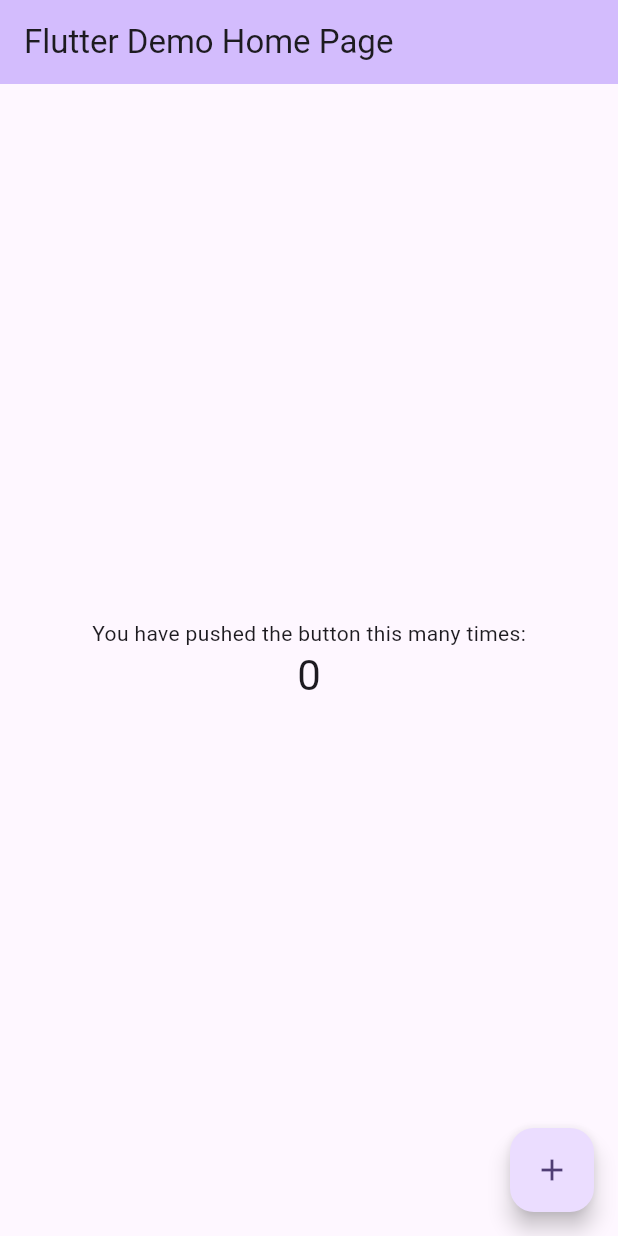
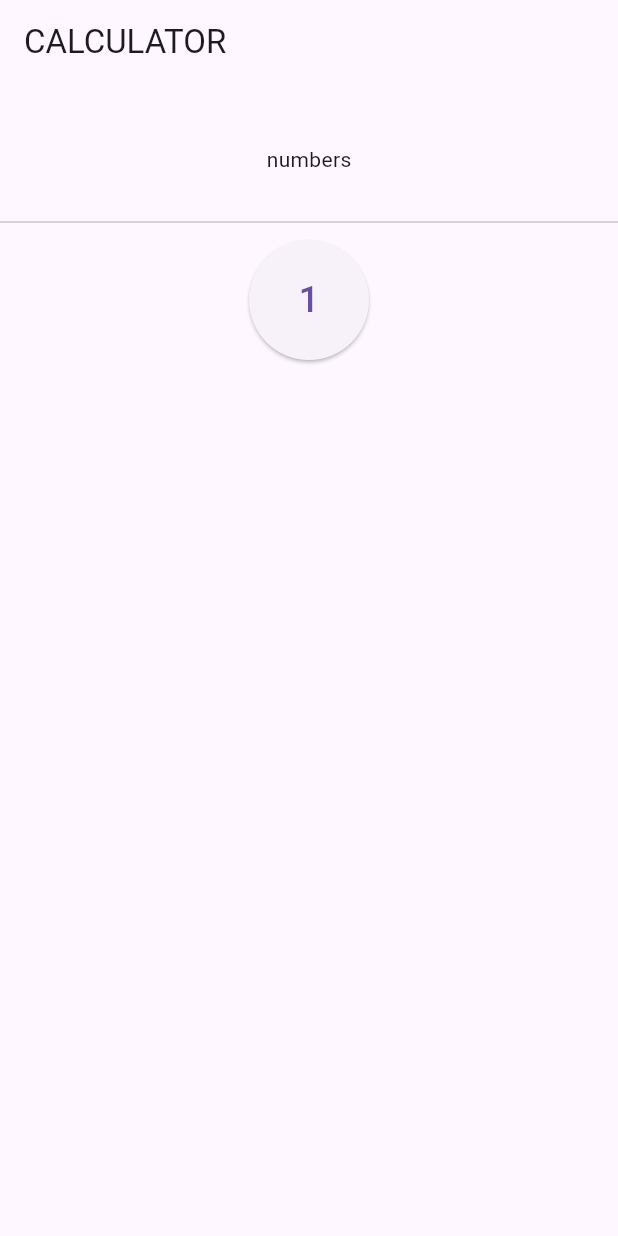
Before and after one commit to sstkachev/calculator, a Flutter app: the screen it shows after launch, on a phone screen of 412 x 824 dp. Run offline on Flutter 3.47's test engine with Material 2 defaults, Android fonts, the light colour scheme and no system bars.

Commit message:
Added file with button

```diff
--- /dev/null
+++ b/lib/calc_button.dart
@@ -0,0 +1,45 @@
+import 'package:flutter/material.dart';
+
+class ButtonCircle extends StatelessWidget {
+  final buttonText;
+  final buttonTextColor;
+  final buttonColor;
+  final buttonFunc;
+
+  const ButtonCircle({
+    super.key,
+    this.buttonText,
+    this.buttonTextColor,
+    this.buttonColor,
+    this.buttonFunc,
+  });
+
+  @override
+  Widget build(BuildContext context) {
+    return Padding(
+      padding: const EdgeInsets.all(4.0),
+      child: ElevatedButton(
+        style: ButtonStyle(
+          backgroundColor: buttonColor,
+          fixedSize: const MaterialStatePropertyAll(
+            Size(
+              80,
+              80,
+            ),
+          ),
+          shape: const MaterialStatePropertyAll(
+            CircleBorder(),
+          ),
+        ),
+        onPressed: buttonFunc,
+        child: Text(
+          buttonText,
+          style: TextStyle(
+            fontSize: 24,
+            color: buttonTextColor,
+          ),
+        ),
+      ),
+    );
+  }
+}
--- a/lib/main.dart
+++ b/lib/main.dart
@@ -1,4 +1,5 @@
 import 'package:flutter/material.dart';
+import 'package:simple_calc/calc_button.dart';
 
 void main() {
   runApp(const MyApp());
@@ -7,119 +8,43 @@ void main() {
 class MyApp extends StatelessWidget {
   const MyApp({super.key});
 
-  // This widget is the root of your application.
   @override
   Widget build(BuildContext context) {
     return MaterialApp(
-      title: 'Flutter Demo',
+      title: 'Simple Calc',
       theme: ThemeData(
-        // This is the theme of your application.
-        //
-        // TRY THIS: Try running your application with "flutter run". You'll see
-        // the application has a blue toolbar. Then, without quitting the app,
-        // try changing the seedColor in the colorScheme below to Colors.green
-        // and then invoke "hot reload" (save your changes or press the "hot
-        // reload" button in a Flutter-supported IDE, or press "r" if you used
-        // the command line to start the app).
-        //
-        // Notice that the counter didn't reset back to zero; the application
-        // state is not lost during the reload. To reset the state, use hot
-        // restart instead.
-        //
-        // This works for code too, not just values: Most code changes can be
-        // tested with just a hot reload.
-        colorScheme: ColorScheme.fromSeed(seedColor: Colors.deepPurple),
         useMaterial3: true,
       ),
-      home: const MyHomePage(title: 'Flutter Demo Home Page'),
+      home: const MainScreen(),
     );
   }
 }
 
-class MyHomePage extends StatefulWidget {
-  const MyHomePage({super.key, required this.title});
-
-  // This widget is the home page of your application. It is stateful, meaning
-  // that it has a State object (defined below) that contains fields that affect
-  // how it looks.
-
-  // This class is the configuration for the state. It holds the values (in this
-  // case the title) provided by the parent (in this case the App widget) and
-  // used by the build method of the State. Fields in a Widget subclass are
-  // always marked "final".
-
-  final String title;
-
-  @override
-  State<MyHomePage> createState() => _MyHomePageState();
-}
-
-class _MyHomePageState extends State<MyHomePage> {
-  int _counter = 0;
-
-  void _incrementCounter() {
-    setState(() {
-      // This call to setState tells the Flutter framework that something has
-      // changed in this State, which causes it to rerun the build method below
-      // so that the display can reflect the updated values. If we changed
-      // _counter without calling setState(), then the build method would not be
-      // called again, and so nothing would appear to happen.
-      _counter++;
-    });
-  }
+class MainScreen extends StatelessWidget {
+  const MainScreen({super.key});
 
   @override
   Widget build(BuildContext context) {
-    // This method is rerun every time setState is called, for instance as done
-    // by the _incrementCounter method above.
-    //
-    // The Flutter framework has been optimized to make rerunning build methods
-    // fast, so that you can just rebuild anything that needs updating rather
-    // than having to individually change instances of widgets.
     return Scaffold(
       appBar: AppBar(
-        // TRY THIS: Try changing the color here to a specific color (to
-        // Colors.amber, perhaps?) and trigger a hot reload to see the AppBar
-        // change color while the other colors stay the same.
-        backgroundColor: Theme.of(context).colorScheme.inversePrimary,
-        // Here we take the value from the MyHomePage object that was created by
-        // the App.build method, and use it to set our appbar title.
-        title: Text(widget.title),
+        title: const Text('CALCULATOR'),
       ),
-      body: Center(
-        // Center is a layout widget. It takes a single child and positions it
-        // in the middle of the parent.
-        child: Column(
-          // Column is also a layout widget. It takes a list of children and
-          // arranges them vertically. By default, it sizes itself to fit its
-          // children horizontally, and tries to be as tall as its parent.
-          //
-          // Column has various properties to control how it sizes itself and
-          // how it positions its children. Here we use mainAxisAlignment to
-          // center the children vertically; the main axis here is the vertical
-          // axis because Columns are vertical (the cross axis would be
-          // horizontal).
-          //
-          // TRY THIS: Invoke "debug painting" (choose the "Toggle Debug Paint"
-          // action in the IDE, or press "p" in the console), to see the
-          // wireframe for each widget.
-          mainAxisAlignment: MainAxisAlignment.center,
-          children: <Widget>[
-            const Text(
-              'You have pushed the button this many times:',
-            ),
-            Text(
-              '$_counter',
-              style: Theme.of(context).textTheme.headlineMedium,
-            ),
-          ],
-        ),
+      body: Column(
+        children: [
+          SizedBox(
+            height: 40,
+          ),
+          Text('numbers'),
+          SizedBox(
+            height: 24,
+          ),
+          Divider(),
+          ButtonCircle(
+            buttonText: '1',
+            buttonFunc: () {},
+          ),
+        ],
       ),
-      floatingActionButton: FloatingActionButton(
-        onPressed: _incrementCounter,
-        tooltip: 'Increment',
-        child: const Icon(Icons.add),
-      ), // This trailing comma makes auto-formatting nicer for build methods.
     );
   }
 }
```
